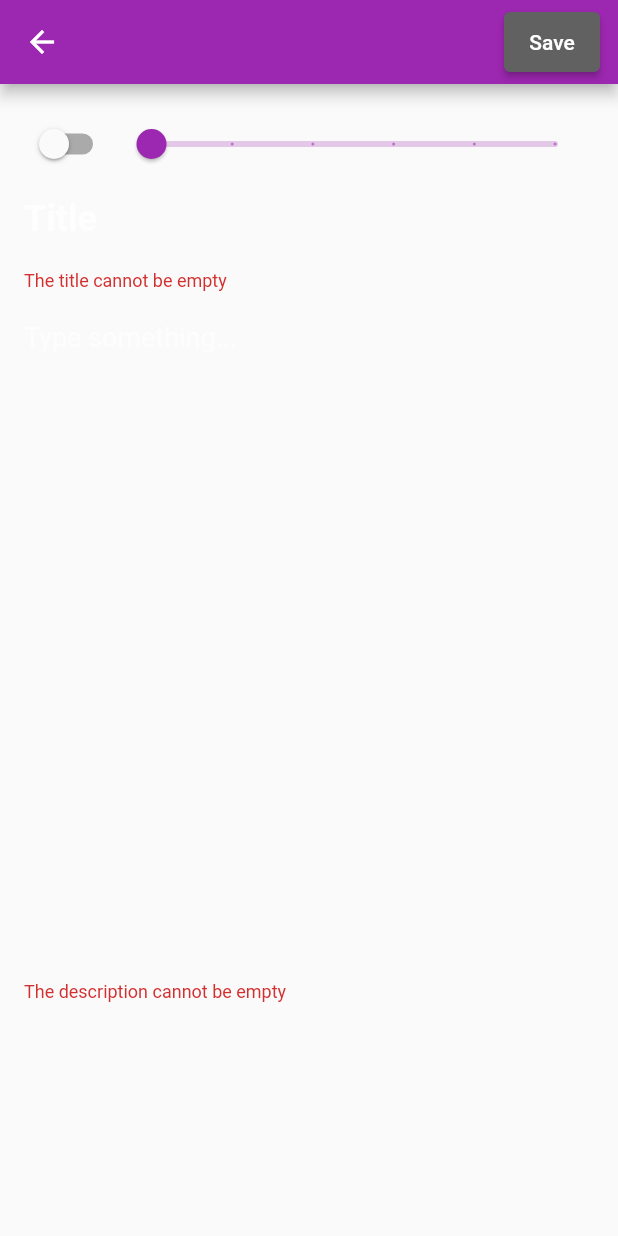
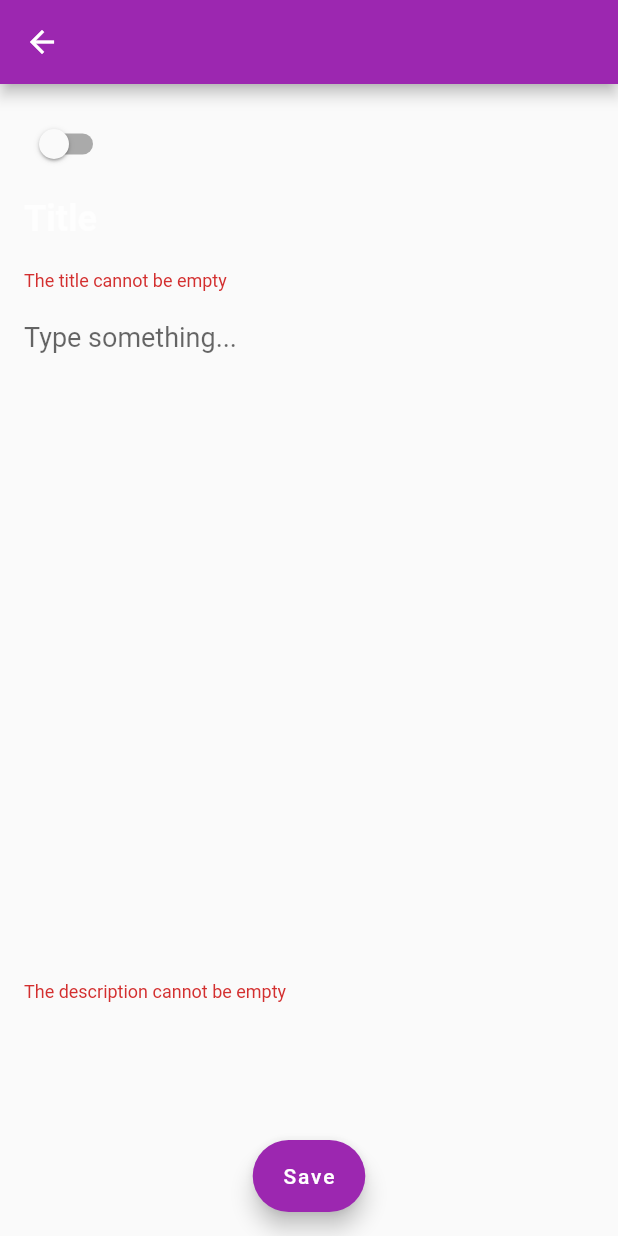
Before and after one commit to 115a-project/MicroMe, a Flutter app: the AddEditEntryPage screen opened directly, after a tap on "Save", on a phone screen of 412 x 824 dp. Run offline on Flutter 3.47's test engine with Material 2 defaults, Android fonts, the phone set to English and light mode, and no system bars; our stand-ins replace flutter_local_notifications, page_transition, pedometer, pie_chart, settings_ui, sqflite and 1 more; accounts and stored records are empty.

```diff
--- a/testing/lib/Pages/Journal_Pages/edit_entry_page.dart
+++ b/testing/lib/Pages/Journal_Pages/edit_entry_page.dart
@@ -59,9 +59,9 @@ class _AddEditEntryPageState extends State<AddEditEntryPage> {
 
   @override
   Widget build(BuildContext context) {
+    bool keyboardIsOpen = MediaQuery.of(context).viewInsets.bottom != 0;
     return Scaffold(
       appBar: AppBar(
-        actions: [buildButton()],
       ),
       body: Form(
         key: _formKey,
@@ -78,29 +78,14 @@ class _AddEditEntryPageState extends State<AddEditEntryPage> {
               setState(() => this.description = description),
         ),
       ),
-    );
-  }
-
-  /*
-    Widget - buildButton
-      The buildButton widget creates a save button that utilizes the
-      addOrUpdateEntry function created below to actually save an entry after
-      it's been changed.
-   */
-
-  Widget buildButton() {
-    final isFormValid = title.isNotEmpty && description.isNotEmpty;
-
-    return Padding(
-      padding: const EdgeInsets.symmetric(vertical: 8, horizontal: 12),
-      child: ElevatedButton(
-        style: ElevatedButton.styleFrom(
-          onPrimary: Colors.white,
-          primary: isFormValid ? null : Colors.grey.shade700,
-        ),
-        onPressed: addOrUpdateEntry,
-        child: const Text('Save'),
-      ),
+      floatingActionButtonLocation: FloatingActionButtonLocation.centerFloat,
+      floatingActionButton: Visibility(
+        visible: !keyboardIsOpen,
+        child: FloatingActionButton.extended (
+          onPressed: addOrUpdateEntry,
+          label: const Text('Save'),
+        )
+      )
     );
   }
 
--- a/testing/lib/Pages/Journal_Pages/entry_detail_page.dart
+++ b/testing/lib/Pages/Journal_Pages/entry_detail_page.dart
@@ -69,7 +69,6 @@ class _EntryDetailPageState extends State<EntryDetailPage> {
             Text(
               entry.title,
               style: const TextStyle(
-                color: Colors.white,
                 fontSize: 22,
                 fontWeight: FontWeight.bold,
               ),
@@ -77,12 +76,13 @@ class _EntryDetailPageState extends State<EntryDetailPage> {
             const SizedBox(height: 8),
             Text(
               DateFormat.yMMMd().format(entry.createdTime),
-              style: const TextStyle(color: Colors.white38),
             ),
             const SizedBox(height: 8),
             Text(
               entry.description,
-              style: const TextStyle(color: Colors.white70, fontSize: 18),
+              style: const TextStyle(
+                  fontSize: 18
+              ),
             )
           ],
         ),
--- a/testing/lib/Widgets/entry_form_widget.dart
+++ b/testing/lib/Widgets/entry_form_widget.dart
@@ -49,15 +49,6 @@ class EntryFormWidget extends StatelessWidget {
                   value: isImportant ?? false,
                   onChanged: onChangedImportant,
                 ),
-                Expanded(
-                  child: Slider(
-                    value: (number ?? 0).toDouble(),
-                    min: 0,
-                    max: 5,
-                    divisions: 5,
-                    onChanged: (number) => onChangedNumber(number.toInt()),
-                  ),
-                )
               ],
             ),
             buildTitle(),
@@ -81,7 +72,6 @@ class EntryFormWidget extends StatelessWidget {
         maxLines: 1,
         initialValue: title,
         style: const TextStyle(
-          color: Colors.white70,
           fontWeight: FontWeight.bold,
           fontSize: 24,
         ),
@@ -107,11 +97,12 @@ class EntryFormWidget extends StatelessWidget {
       return TextFormField(
         maxLines: 20,
         initialValue: description,
-        style: const TextStyle(color: Colors.white60, fontSize: 18),
+        style: const TextStyle(
+            fontSize: 18
+        ),
         decoration: const InputDecoration(
           border: InputBorder.none,
           hintText: 'Type something...',
-          hintStyle: const TextStyle(color: Colors.white60),
         ),
         validator: (title) =>
         title != null && title.isEmpty
```
Also changed, not shown: testing/lib/Pages/Journal_Pages/journal_page.dart (+8 -3 lines), testing/lib/Widgets/entry_card_widget.dart (+13 -0 lines).
